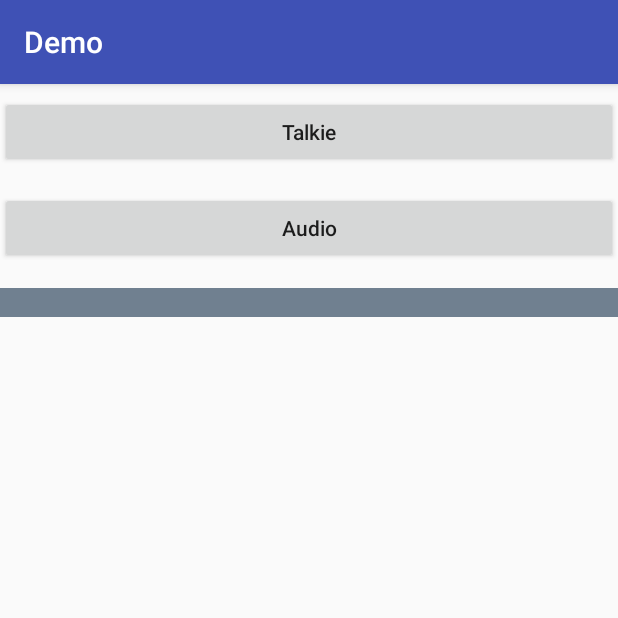
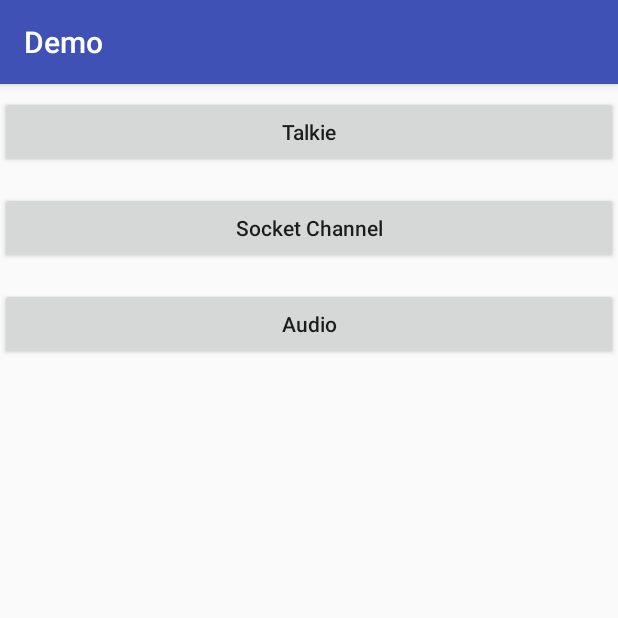
Before and after one commit to rylion2005/hellodroid, an Android app: the screen it shows after launch (MainActivity), on a phone screen of 412 x 824 dp, the top half of it. Run offline under Robolectric (Android 15) with nearby library versions, the phone set to English and light mode, and no system bars; 2 statements that could not run were skipped.

Commit message:
Temporary for stream socket !!!

```diff
--- a/app/src/main/AndroidManifest.xml
+++ b/app/src/main/AndroidManifest.xml
@@ -49,7 +49,8 @@
         <activity
             android:name=".activity.AudioDemo"
             android:label="@string/title_activity_audio_demo"
-            android:theme="@style/AppTheme.NoActionBar"></activity>
+            android:theme="@style/AppTheme.NoActionBar" />
+        <activity android:name=".nio.SocketChannelDemo"></activity>
     </application>
 
 </manifest>
--- a/app/src/main/java/com/hellodroid/activity/MainActivity.java
+++ b/app/src/main/java/com/hellodroid/activity/MainActivity.java
@@ -6,6 +6,8 @@ import android.os.Bundle;
 import android.view.View;
 import android.widget.TextView;
 import com.hellodroid.R;
+import com.hellodroid.nio.SocketChannelDemo;
+import com.hellodroid.nio.SocketChanner;
 import com.hellodroid.talkie.TalkieActivity;
 
 
@@ -13,17 +15,10 @@ import com.hellodroid.talkie.TalkieActivity;
 public class MainActivity extends BaseActivity {
     private static final String TAG = "MainActivity";
 
-    private TextView mTXVContents;
-
     @Override
     protected void onCreate(Bundle savedInstanceState) {
         super.onCreate(savedInstanceState);
         setContentView(R.layout.activity_main);
-
-        mTXVContents = findViewById(R.id.TXV_TextContents);
-        mTXVContents.setMovementMethod(null);
-
-        init();
     }
 
     @Override
@@ -51,9 +46,8 @@ public class MainActivity extends BaseActivity {
         startActivity(new Intent(this, AudioDemo.class));
     }
 
-/* ============================================================================================== */
-
-    private void init(){
+    public void startSocketChannel(View v) {
+        startActivity(new Intent(this, SocketChannelDemo.class));
     }
 
 
--- a/app/src/main/java/com/hellodroid/talkie/ChatActivity.java
+++ b/app/src/main/java/com/hellodroid/talkie/ChatActivity.java
@@ -183,6 +183,12 @@ public class ChatActivity extends BaseActivity implements View.OnClickListener,
 /* ********************************************************************************************** */
 
     class SocketMessageCallback implements SocketChanner.Callback {
+
+        @Override
+        public void onIncomingFile(String name) {
+
+        }
+
         @Override
         public void onByteBuffer(ByteBuffer buffer) {
             //showTextMessage(true, text);
--- a/app/src/main/res/layout/activity_main.xml
+++ b/app/src/main/res/layout/activity_main.xml
@@ -20,25 +20,18 @@
         android:layout_marginTop="8dp"
         android:layout_marginBottom="8dp"
         android:textAllCaps="false"
+        android:text="Socket Channel"
+        android:onClick="startSocketChannel"/>
+
+    <Button
+        android:layout_width="match_parent"
+        android:layout_height="wrap_content"
+        android:layout_marginTop="8dp"
+        android:layout_marginBottom="8dp"
+        android:textAllCaps="false"
         android:text="Audio"
         android:onClick="startAudio"/>
 
 
-    <ScrollView
-        android:layout_width="match_parent"
-        android:layout_height="wrap_content"
-        android:scrollbars="vertical"
-        android:fillViewport="true">
-        <TextView
-            android:id="@+id/TXV_TextContents"
-            android:layout_width="match_parent"
-            android:layout_height="wrap_content"
-            android:layout_marginTop="8dp"
-            android:layout_marginBottom="8dp"
-            android:paddingStart="8dp"
-            android:scrollbars="vertical"
-            android:maxLines="9999"
-            android:background="#708090"/>
-    </ScrollView>>
 
 </LinearLayout>
```
Also changed, not shown: app/src/main/java/com/hellodroid/nio/SocketChanner.java (+116 -94 lines), app/src/main/java/com/hellodroid/service/MyDaemonService.java (+11 -6 lines).
